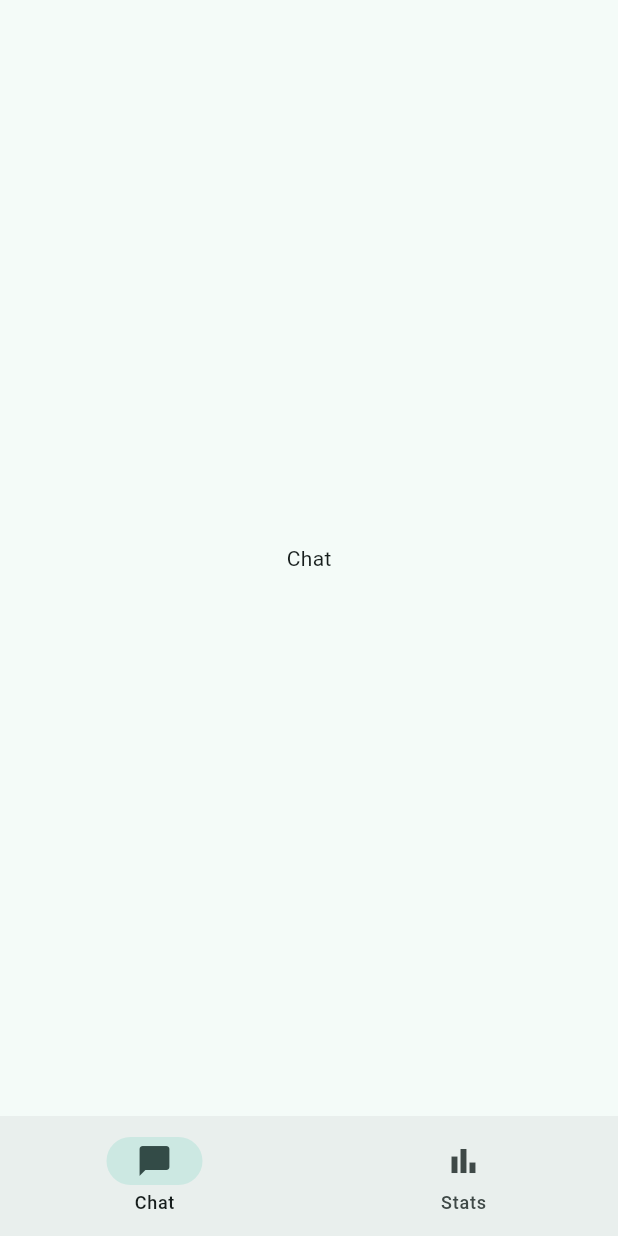
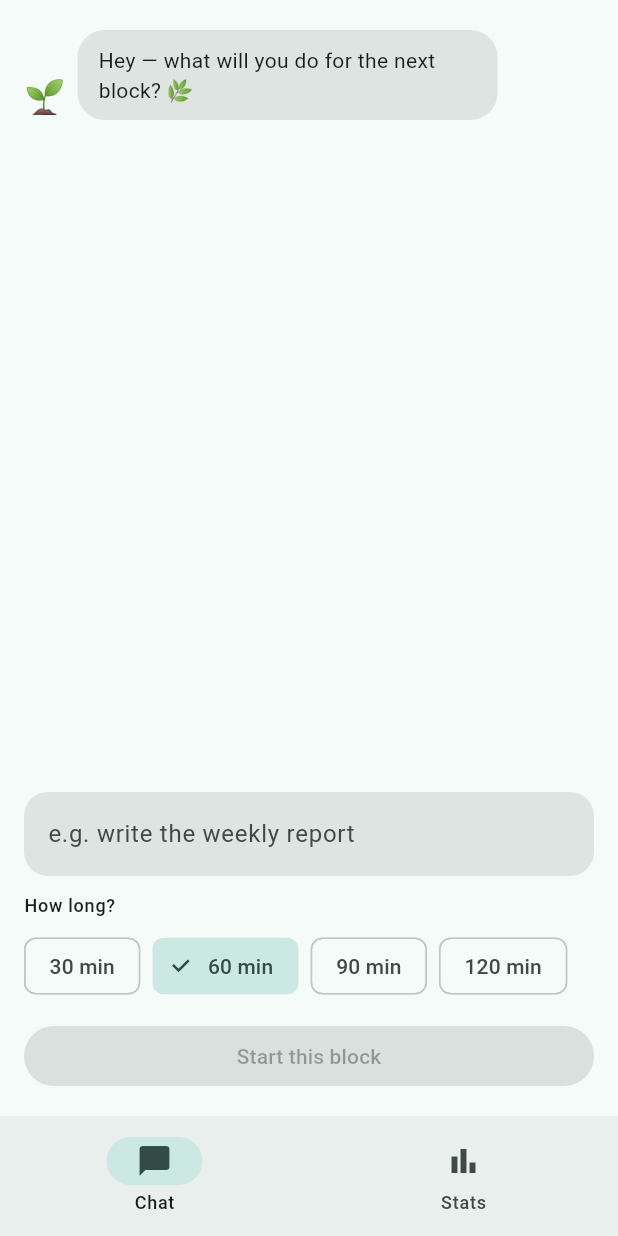
Before and after one commit to orzzzl/nudge, a Flutter app: the screen it shows after launch, on a phone screen of 412 x 824 dp. Run offline on Flutter 3.47's test engine with Material 3 defaults, Android fonts, the phone set to English and light mode, and no system bars; our stand-ins replace drift, flutter_riverpod, go_router; accounts and stored records are empty; generated files the repository leaves out were written again.

Commit message:
feat(chat): build-plan + check-in core loop (task 05)
Fixed-format composer (task-name field + duration chips, no parsing/AI) → createPlan →
confirmation bubble + live countdown capsule → user-initiated check-in (done/partial/missed)
→ checkIn + result bubble, composer returns. All on the task-04 PlanRepository; in-app only
(no OS notifications, no Rive yet). New strings in app_en.arb + app_zh.arb. Widget test drives
the whole loop over an in-memory repo.

Co-Authored-By: Claude Opus 4.8 <noreply@anthropic.com>

```diff
--- /dev/null
+++ b/lib/features/chat/chat_controller.dart
@@ -0,0 +1,117 @@
+import 'package:flutter_riverpod/flutter_riverpod.dart';
+
+import '../../app/providers.dart';
+import '../../domain/plan.dart';
+import '../../domain/plan_repository.dart';
+
+/// A single bubble in the chat transcript. Variants carry only data — the widget
+/// layer resolves them to localized text, so no user-facing strings live here.
+sealed class ChatMessage {
+  const ChatMessage();
+}
+
+/// Opening prompt from the 团团 mascot.
+class GreetingMessage extends ChatMessage {
+  const GreetingMessage();
+}
+
+/// Right-aligned bubble echoing what the user just committed to.
+class UserPlanMessage extends ChatMessage {
+  const UserPlanMessage({required this.title, required this.minutes});
+
+  final String title;
+  final int minutes;
+}
+
+/// Mascot confirmation after a plan is created.
+class ConfirmationMessage extends ChatMessage {
+  const ConfirmationMessage({required this.title, required this.minutes});
+
+  final String title;
+  final int minutes;
+}
+
+/// Mascot acknowledgement after a check-in.
+class ResultMessage extends ChatMessage {
+  const ResultMessage({required this.status});
+
+  final PlanStatus status;
+}
+
+class ChatState {
+  const ChatState({required this.messages, required this.activePlan});
+
+  final List<ChatMessage> messages;
+  final Plan? activePlan;
+
+  ChatState copyWith({
+    List<ChatMessage>? messages,
+    Plan? activePlan,
+    bool clearActivePlan = false,
+  }) {
+    return ChatState(
+      messages: messages ?? this.messages,
+      activePlan: clearActivePlan ? null : (activePlan ?? this.activePlan),
+    );
+  }
+}
+
+class ChatController extends Notifier<ChatState> {
+  @override
+  ChatState build() {
+    return const ChatState(messages: [GreetingMessage()], activePlan: null);
+  }
+
+  PlanRepository get _repository => ref.read(planRepositoryProvider);
+
+  /// Create a running plan from the fixed-format input and start its block now.
+  Future<void> createPlan({
+    required String title,
+    required int durationMin,
+    required String locale,
+  }) async {
+    final trimmed = title.trim();
+    if (trimmed.isEmpty || state.activePlan != null) {
+      return;
+    }
+
+    final plan = await _repository.createPlan(
+      title: trimmed,
+      durationMin: durationMin,
+      startAt: DateTime.now(),
+      locale: locale,
+    );
+
+    state = state.copyWith(
+      messages: [
+        ...state.messages,
+        UserPlanMessage(title: trimmed, minutes: durationMin),
+        ConfirmationMessage(title: trimmed, minutes: durationMin),
+      ],
+      activePlan: plan,
+    );
+  }
+
+  /// Record the outcome of the active plan and clear it for the next one.
+  Future<void> checkIn(PlanStatus status) async {
+    final plan = state.activePlan;
+    final id = plan?.id;
+    if (id == null) {
+      return;
+    }
+
+    await _repository.checkIn(id: id, status: status);
+
+    state = state.copyWith(
+      messages: [
+        ...state.messages,
+        ResultMessage(status: status),
+      ],
+      clearActivePlan: true,
+    );
+  }
+}
+
+final chatControllerProvider = NotifierProvider<ChatController, ChatState>(
+  ChatController.new,
+);
--- a/lib/features/chat/chat_screen.dart
+++ b/lib/features/chat/chat_screen.dart
@@ -1,15 +1,128 @@
 import 'package:flutter/material.dart';
-import 'package:nudge/l10n/generated/app_localizations.dart';
+import 'package:flutter_riverpod/flutter_riverpod.dart';
 
-class ChatScreen extends StatelessWidget {
+import '../../domain/plan.dart';
+import '../../l10n/generated/app_localizations.dart';
+import 'chat_controller.dart';
+import 'widgets/check_in_sheet.dart';
+import 'widgets/countdown_capsule.dart';
+import 'widgets/plan_composer.dart';
+
+class ChatScreen extends ConsumerWidget {
   const ChatScreen({super.key});
 
   @override
-  Widget build(BuildContext context) {
+  Widget build(BuildContext context, WidgetRef ref) {
+    final state = ref.watch(chatControllerProvider);
+    final controller = ref.read(chatControllerProvider.notifier);
+
     return Scaffold(
-      body: Center(
-        child: Text(AppLocalizations.of(context).chatPlaceholderLabel),
+      body: SafeArea(
+        child: Column(
+          children: [
+            Expanded(
+              child: ListView.builder(
+                padding: const EdgeInsets.fromLTRB(16, 16, 16, 8),
+                itemCount: state.messages.length,
+                itemBuilder: (context, index) {
+                  return _MessageBubble(message: state.messages[index]);
+                },
+              ),
+            ),
+            if (state.activePlan == null)
+              PlanComposer(
+                onStart: (title, durationMin) => controller.createPlan(
+                  title: title,
+                  durationMin: durationMin,
+                  locale: Localizations.localeOf(context).languageCode,
+                ),
+              )
+            else
+              CountdownCapsule(
+                plan: state.activePlan!,
+                onCheckIn: () => _checkIn(context, ref, state.activePlan!),
+              ),
+          ],
+        ),
       ),
     );
   }
+
+  Future<void> _checkIn(BuildContext context, WidgetRef ref, Plan plan) async {
+    final status = await showCheckInSheet(context, plan: plan);
+    if (status != null) {
+      await ref.read(chatControllerProvider.notifier).checkIn(status);
+    }
+  }
 }
+
+/// Renders one [ChatMessage] variant as a localized, sender-aligned bubble.
+class _MessageBubble extends StatelessWidget {
+  const _MessageBubble({required this.message});
+
+  final ChatMessage message;
+
+  @override
+  Widget build(BuildContext context) {
+    final l10n = AppLocalizations.of(context);
+    final theme = Theme.of(context);
+
+    final (isUser, text) = switch (message) {
+      GreetingMessage() => (false, l10n.chatGreeting),
+      UserPlanMessage(:final title, :final minutes) => (
+        true,
+        '$title · ${l10n.durationChipLabel(minutes)}',
+      ),
+      ConfirmationMessage(:final title, :final minutes) => (
+        false,
+        l10n.planConfirmation(title, minutes),
+      ),
+      ResultMessage(:final status) => (false, _resultText(l10n, status)),
+    };
+
+    final bubble = Container(
+      constraints: const BoxConstraints(maxWidth: 280),
+      padding: const EdgeInsets.symmetric(horizontal: 14, vertical: 10),
+      decoration: BoxDecoration(
+        color: isUser
+            ? theme.colorScheme.primary
+            : theme.colorScheme.surfaceContainerHighest,
+        borderRadius: BorderRadius.circular(18),
+      ),
+      child: Text(
+        text,
+        style: theme.textTheme.bodyMedium?.copyWith(
+          color: isUser
+              ? theme.colorScheme.onPrimary
+              : theme.colorScheme.onSurface,
+        ),
+      ),
+    );
+
+    return Padding(
+      padding: const EdgeInsets.symmetric(vertical: 4),
+      child: Row(
+        mainAxisAlignment: isUser
+            ? MainAxisAlignment.end
+            : MainAxisAlignment.start,
+        crossAxisAlignment: CrossAxisAlignment.end,
+        children: [
+          if (!isUser) ...[
+            const Text('🌱', style: TextStyle(fontSize: 22)),
+            const SizedBox(width: 8),
+          ],
+          Flexible(child: bubble),
+        ],
+      ),
+    );
+  }
+
+  String _resultText(AppLocalizations l10n, PlanStatus status) {
+    return switch (status) {
+      PlanStatus.done => l10n.resultDone,
+      PlanStatus.partial => l10n.resultPartial,
+      PlanStatus.missed => l10n.resultMissed,
+      PlanStatus.running || PlanStatus.abandoned => l10n.resultPartial,
+    };
+  }
+}
--- /dev/null
+++ b/lib/features/chat/widgets/plan_composer.dart
@@ -0,0 +1,96 @@
+import 'package:flutter/material.dart';
+
+import '../../../l10n/generated/app_localizations.dart';
+
+/// Fixed-format plan input: a task-name field plus duration chips. No sentence
+/// parsing and no AI — the duration comes from a tapped chip as exact minutes.
+class PlanComposer extends StatefulWidget {
+  const PlanComposer({required this.onStart, super.key});
+
+  /// Called with the task name and the chosen duration in minutes.
+  final void Function(String title, int durationMin) onStart;
+
+  static const List<int> durationOptionsMin = [30, 60, 90, 120];
+
+  @override
+  State<PlanComposer> createState() => _PlanComposerState();
+}
+
+class _PlanComposerState extends State<PlanComposer> {
+  final TextEditingController _titleController = TextEditingController();
+  int _selectedMinutes = 60;
+
+  @override
+  void initState() {
+    super.initState();
+    // Rebuild so the start button enables/disables as the field changes.
+    _titleController.addListener(_onChanged);
+  }
+
+  @override
+  void dispose() {
+    _titleController.removeListener(_onChanged);
+    _titleController.dispose();
+    super.dispose();
+  }
+
+  void _onChanged() => setState(() {});
+
+  bool get _canStart => _titleController.text.trim().isNotEmpty;
+
+  void _start() {
+    if (!_canStart) {
+      return;
+    }
+    widget.onStart(_titleController.text, _selectedMinutes);
+    _titleController.clear();
+  }
+
+  @override
+  Widget build(BuildContext context) {
+    final l10n = AppLocalizations.of(context);
+    final theme = Theme.of(context);
+
+    return Padding(
+      padding: const EdgeInsets.fromLTRB(16, 12, 16, 16),
+      child: Column(
+        crossAxisAlignment: CrossAxisAlignment.stretch,
+        mainAxisSize: MainAxisSize.min,
+        children: [
+          TextField(
+            controller: _titleController,
+            textInputAction: TextInputAction.done,
+            onSubmitted: (_) => _start(),
+            decoration: InputDecoration(
+              hintText: l10n.composerTaskHint,
+              filled: true,
+              border: OutlineInputBorder(
+                borderRadius: BorderRadius.circular(16),
+                borderSide: BorderSide.none,
+              ),
+            ),
+          ),
+          const SizedBox(height: 12),
+          Text(l10n.composerDurationLabel, style: theme.textTheme.labelMedium),
+          const SizedBox(height: 8),
+          Wrap(
+            spacing: 8,
+            children: [
+              for (final minutes in PlanComposer.durationOptionsMin)
+                ChoiceChip(
+                  label: Text(l10n.durationChipLabel(minutes)),
+                  selected: _selectedMinutes == minutes,
+                  onSelected: (_) => setState(() => _selectedMinutes = minutes),
+                ),
+            ],
+          ),
+          const SizedBox(height: 12),
+          FilledButton(
+            onPressed: _canStart ? _start : null,
+            child: Text(l10n.startButton),
+          ),
+        ],
+      ),
+    );
+  }
+}
--- a/lib/l10n/app_en.arb
+++ b/lib/l10n/app_en.arb
@@ -12,12 +12,87 @@
   "@statsTabLabel": {
     "description": "Bottom navigation label for the stats tab."
   },
-  "chatPlaceholderLabel": "Chat",
-  "@chatPlaceholderLabel": {
-    "description": "Centered placeholder label on the chat screen."
-  },
   "statsPlaceholderLabel": "Stats",
   "@statsPlaceholderLabel": {
     "description": "Centered placeholder label on the stats screen."
+  },
+  "chatGreeting": "Hey — what will you do for the next block? 🌿",
+  "@chatGreeting": {
+    "description": "Opening message from the 团团 mascot on the chat screen."
+  },
+  "composerTaskHint": "e.g. write the weekly report",
+  "@composerTaskHint": {
+    "description": "Placeholder text in the task-name input field."
+  },
+  "composerDurationLabel": "How long?",
+  "@composerDurationLabel": {
+    "description": "Label above the duration chips."
+  },
+  "durationChipLabel": "{minutes} min",
+  "@durationChipLabel": {
+    "description": "Label for a duration chip, in minutes.",
+    "placeholders": {
+      "minutes": { "type": "int" }
+    }
+  },
+  "startButton": "Start this block",
+  "@startButton": {
+    "description": "Button that creates the plan and starts the countdown."
+  },
+  "planConfirmation": "Okay — \"{title}\" for {minutes} min. I'll nudge you. 👉",
+  "@planConfirmation": {
+    "description": "Mascot confirmation bubble after a plan is created.",
+    "placeholders": {
+      "title": { "type": "String" },
+      "minutes": { "type": "int" }
+    }
+  },
+  "capsuleCheckIn": "Check in",
+  "@capsuleCheckIn": {
+    "description": "Button on the running-plan capsule to open the check-in sheet."
+  },
+  "capsuleTimeUp": "Time's up",
+  "@capsuleTimeUp": {
+    "description": "Shown on the capsule when the remaining time reaches zero."
+  },
+  "checkInTitle": "How did it go?",
+  "@checkInTitle": {
+    "description": "Heading of the check-in sheet."
+  },
+  "checkInTaskLine": "\"{title}\" · {minutes} min",
+  "@checkInTaskLine": {
+    "description": "Subheading on the check-in sheet showing the plan being checked in.",
+    "placeholders": {
+      "title": { "type": "String" },
+      "minutes": { "type": "int" }
+    }
+  },
+  "checkInDone": "Done",
+  "@checkInDone": {
+    "description": "Check-in option: the plan was completed."
+  },
+  "checkInPartial": "Some",
+  "@checkInPartial": {
+    "description": "Check-in option: the plan was partially done."
+  },
+  "checkInMissed": "Nope",
+  "@checkInMissed": {
+    "description": "Check-in option: the plan was not done."
+  },
+  "checkInReassure": "Whatever you pick — the next block is a fresh start. 🌱",
+  "@checkInReassure": {
+    "description": "Non-judgmental reassurance line on the check-in sheet."
+  },
+  "resultDone": "Logged as done. ✅",
+  "@resultDone": {
+    "description": "Result bubble after checking in as done."
+  },
+  "resultPartial": "Logged as partial. 🍃",
+  "@resultPartial": {
+    "description": "Result bubble after checking in as partial."
+  },
+  "resultMissed": "Logged — no worries, next block is fresh. 😴",
+  "@resultMissed": {
+    "description": "Result bubble after checking in as missed."
   }
 }
```
Also changed, not shown: lib/features/chat/widgets/check_in_sheet.dart (added, +114 -0 lines), lib/features/chat/widgets/countdown_capsule.dart (added, +102 -0 lines), lib/l10n/app_zh.arb (+18 -2 lines), 2 other files.
